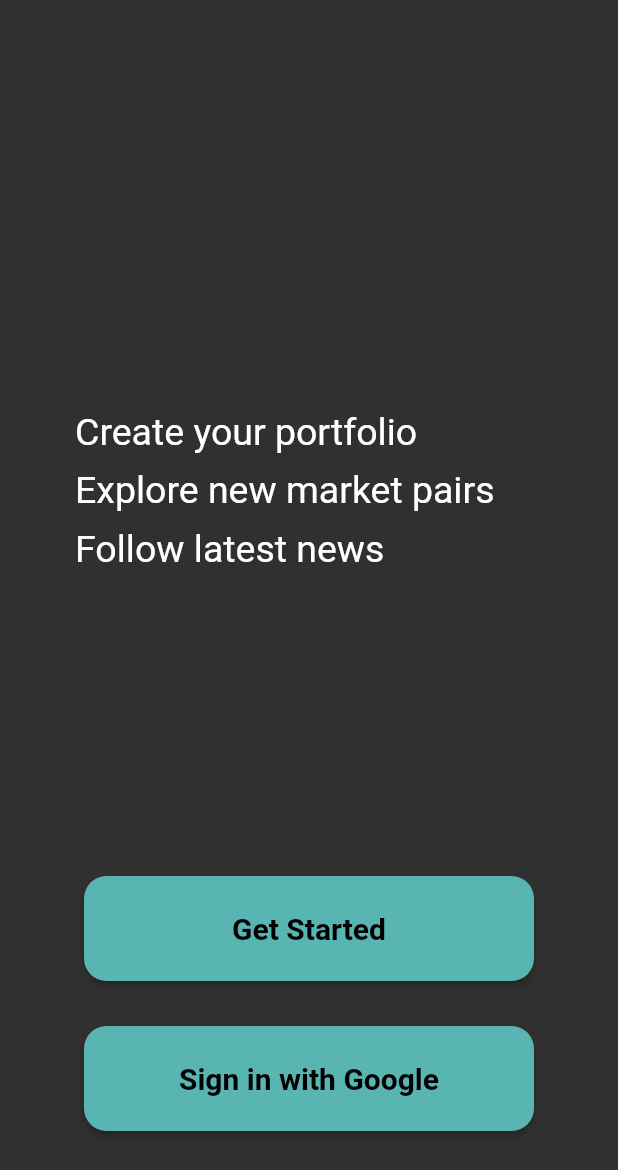
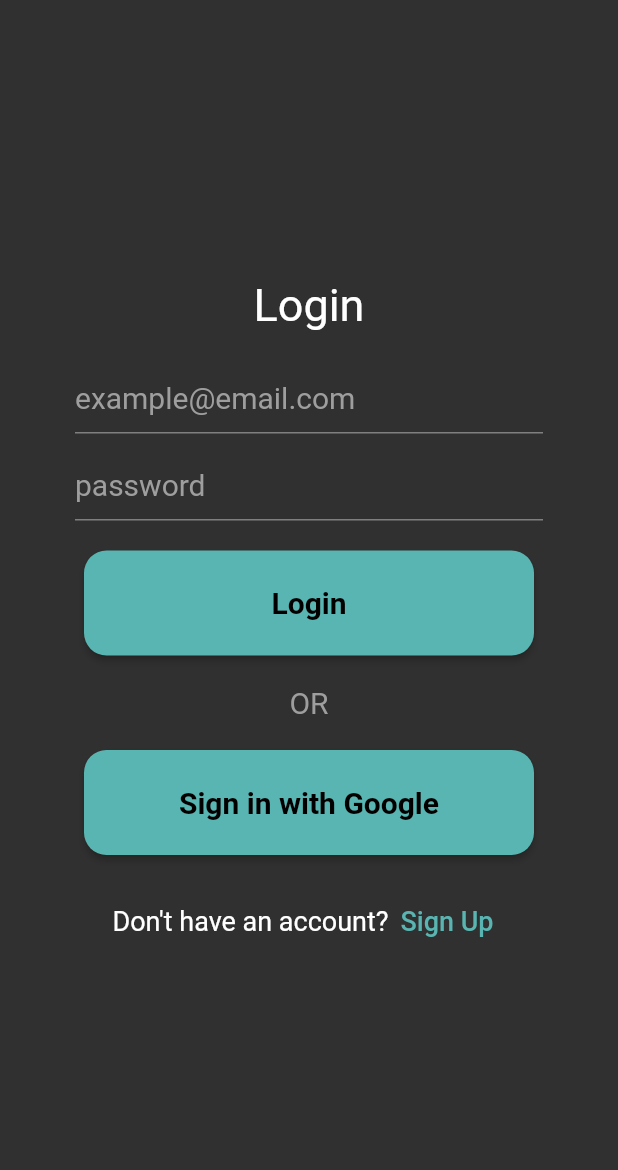
Before and after one commit to Charizard17/bit_holdings_app, a Flutter app: the screen it shows after launch, after a tap on "Get Started", on a phone screen of 412 x 824 dp. Shown: the top 1170 px of the screen. Run offline on Flutter 3.47's test engine with Material 2 defaults, Android fonts, the phone set to English and light mode, and no system bars.

Commit message:
sign_in and sign_up screens created. landing_screen edited

```diff
--- a/lib/screens/landing_screen.dart
+++ b/lib/screens/landing_screen.dart
@@ -1,4 +1,6 @@
 import 'package:flutter/material.dart';
+
+import 'sign_in_screen.dart';
 
 class LandingScreen extends StatelessWidget {
   const LandingScreen({Key? key}) : super(key: key);
@@ -25,12 +27,16 @@ class LandingScreen extends StatelessWidget {
                       'Create your portfolio',
                       style: Theme.of(context).textTheme.headline5,
                     ),
-                    SizedBox(height: 10,),
+                    SizedBox(
+                      height: 10,
+                    ),
                     Text(
                       'Explore new market pairs',
                       style: Theme.of(context).textTheme.headline5,
                     ),
-                    SizedBox(height: 10,),
+                    SizedBox(
+                      height: 10,
+                    ),
                     Text(
                       'Follow latest news',
                       style: Theme.of(context).textTheme.headline5,
@@ -49,20 +55,13 @@ class LandingScreen extends StatelessWidget {
                   fontWeight: FontWeight.bold,
                 ),
               ),
-              onPressed: () {},
-            ),
-            SizedBox(height: 30),
-            MaterialButton(
-              color: Theme.of(context).primaryColor,
-              child: Text(
-                'Sign in with Google',
-                style: TextStyle(
-                  color: Colors.black,
-                  fontSize: 20,
-                  fontWeight: FontWeight.bold,
-                ),
-              ),
-              onPressed: () {},
+              onPressed: () {
+                Navigator.of(context).pushReplacement(
+                  MaterialPageRoute(
+                    builder: (BuildContext context) => const SignInScreen(),
+                  ),
+                );
+              },
             ),
           ],
         ),
--- /dev/null
+++ b/lib/screens/sign_in_screen.dart
@@ -0,0 +1,135 @@
+import 'package:flutter/material.dart';
+
+import 'sign_up_screen.dart';
+
+class SignInScreen extends StatefulWidget {
+  const SignInScreen({Key? key}) : super(key: key);
+
+  @override
+  State<SignInScreen> createState() => _SignInScreenState();
+}
+
+class _SignInScreenState extends State<SignInScreen> {
+  TextEditingController _email = TextEditingController();
+  TextEditingController _password = TextEditingController();
+
+  @override
+  Widget build(BuildContext context) {
+    return Scaffold(
+      body: Container(
+        width: MediaQuery.of(context).size.width,
+        height: MediaQuery.of(context).size.height,
+        padding: const EdgeInsets.symmetric(vertical: 70, horizontal: 50),
+        child: Column(
+          mainAxisAlignment: MainAxisAlignment.center,
+          children: [
+            Text(
+              'Login',
+              style: TextStyle(
+                fontSize: 30,
+              ),
+            ),
+            SizedBox(height: 20),
+            TextFormField(
+              controller: _email,
+              decoration: InputDecoration(
+                hintText: 'example@email.com',
+                hintStyle: TextStyle(
+                  fontSize: 20,
+                  color: Colors.grey,
+                ),
+              ),
+              style: TextStyle(
+                fontSize: 20,
+                color: Colors.white,
+              ),
+            ),
+            SizedBox(height: 10),
+            TextFormField(
+              controller: _password,
+              obscureText: true,
+              decoration: InputDecoration(
+                hintText: 'password',
+                hintStyle: TextStyle(
+                  fontSize: 20,
+                  color: Colors.grey,
+                ),
+              ),
+              style: TextStyle(
+                fontSize: 20,
+                color: Colors.white,
+              ),
+            ),
+            SizedBox(height: 20),
+            MaterialButton(
+              color: Theme.of(context).primaryColor,
+              child: Text(
+                'Login',
+                style: TextStyle(
+                  color: Colors.black,
+                  fontSize: 20,
+                  fontWeight: FontWeight.bold,
+                ),
+              ),
+              onPressed: () {},
+            ),
+            SizedBox(height: 20),
+            Row(
+              mainAxisAlignment: MainAxisAlignment.center,
+              children: [
+                Text(
+                  'OR',
+                  style: TextStyle(
+                    color: Colors.grey,
+                    fontSize: 20,
+                  ),
+                )
+              ],
+            ),
+            SizedBox(height: 20),
+            MaterialButton(
+              color: Theme.of(context).primaryColor,
+              child: Text(
+                'Sign in with Google',
+                style: TextStyle(
+                  color: Colors.black,
+                  fontSize: 20,
+                  fontWeight: FontWeight.bold,
+                ),
+              ),
+              onPressed: () {},
+            ),
+            SizedBox(height: 20),
+            Row(
+              mainAxisAlignment: MainAxisAlignment.center,
+              children: [
+                Text(
+                  "Don't have an account?",
+                  style: TextStyle(
+                    fontSize: 18,
+                  ),
+                ),
+                TextButton(
+                  child: Text(
+                    'Sign Up',
+                    style: TextStyle(
+                      fontSize: 18,
+                      color: Theme.of(context).primaryColor,
+                    ),
+                  ),
+                  onPressed: () {
+                    Navigator.of(context).pushReplacement(
+                      MaterialPageRoute(
+                        builder: (BuildContext context) => const SignUpScreen(),
+                      ),
+                    );
+                  },
+                ),
+              ],
+            ),
+          ],
+        ),
+      ),
+    );
+  }
+}
```
Also changed, not shown: lib/screens/sign_up_screen.dart (added, +109 -0 lines).
